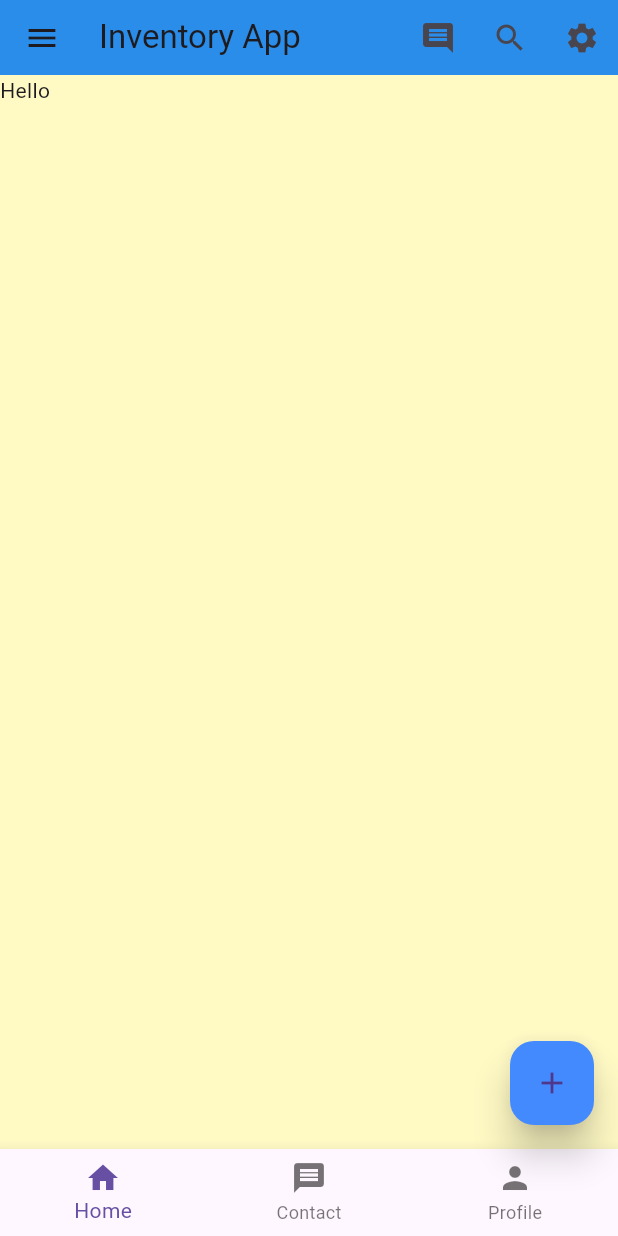
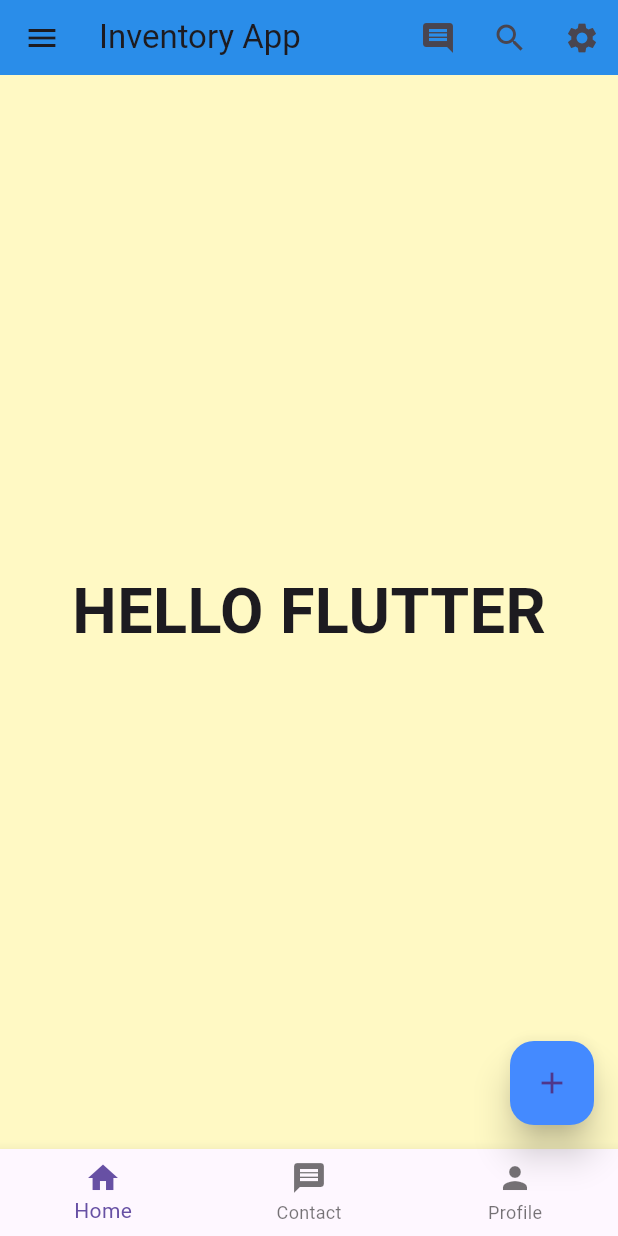
Before and after one commit to Md-Abdullah-321/Flutter-Basic-App, a Flutter app: the screen it shows after launch, on a phone screen of 412 x 824 dp. Run offline on Flutter 3.47's test engine with Material 3 defaults, Android fonts, the phone set to English and light mode, and no system bars.

Commit message:
Maked text center align on body

```diff
--- a/lib/main.dart
+++ b/lib/main.dart
@@ -139,7 +139,15 @@ class HomeActivity extends StatelessWidget {
           ],
         ),
       ),
-      body: const Text("Hello"),
+      body: Center(
+        child: Text(
+          "Hello Flutter".toUpperCase(),
+          style: TextStyle(
+            fontSize: 42,
+            fontWeight: FontWeight.bold,
+          ),
+        ),
+      ),
       backgroundColor: Colors.yellow[100],
     );
   }
```
